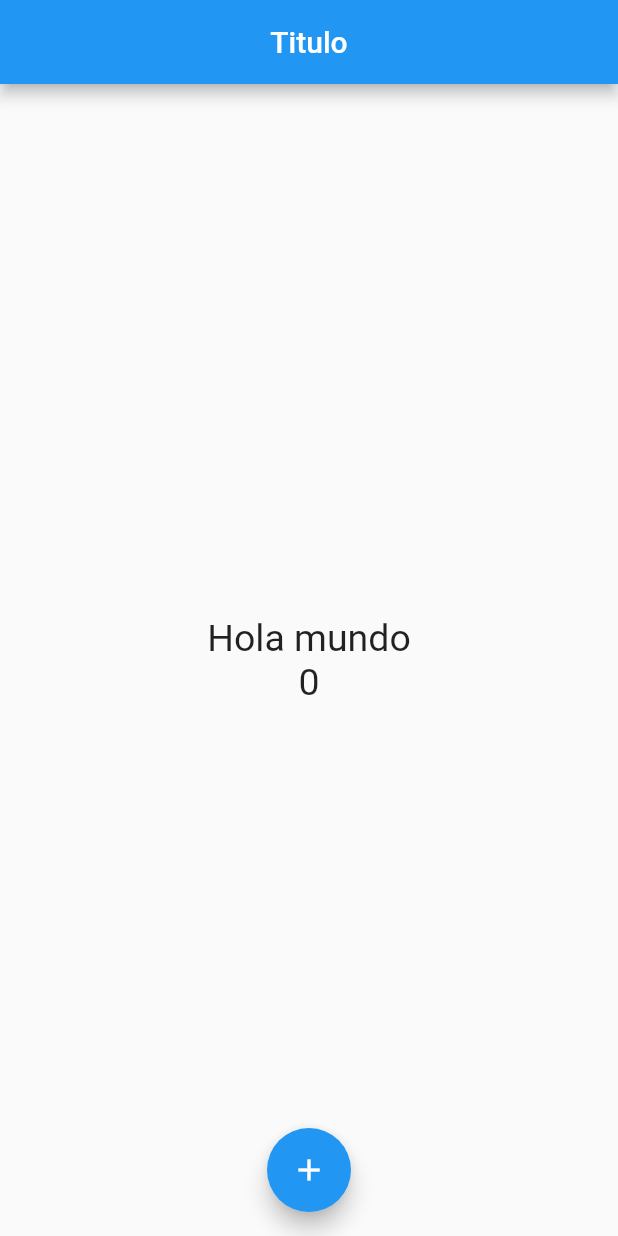
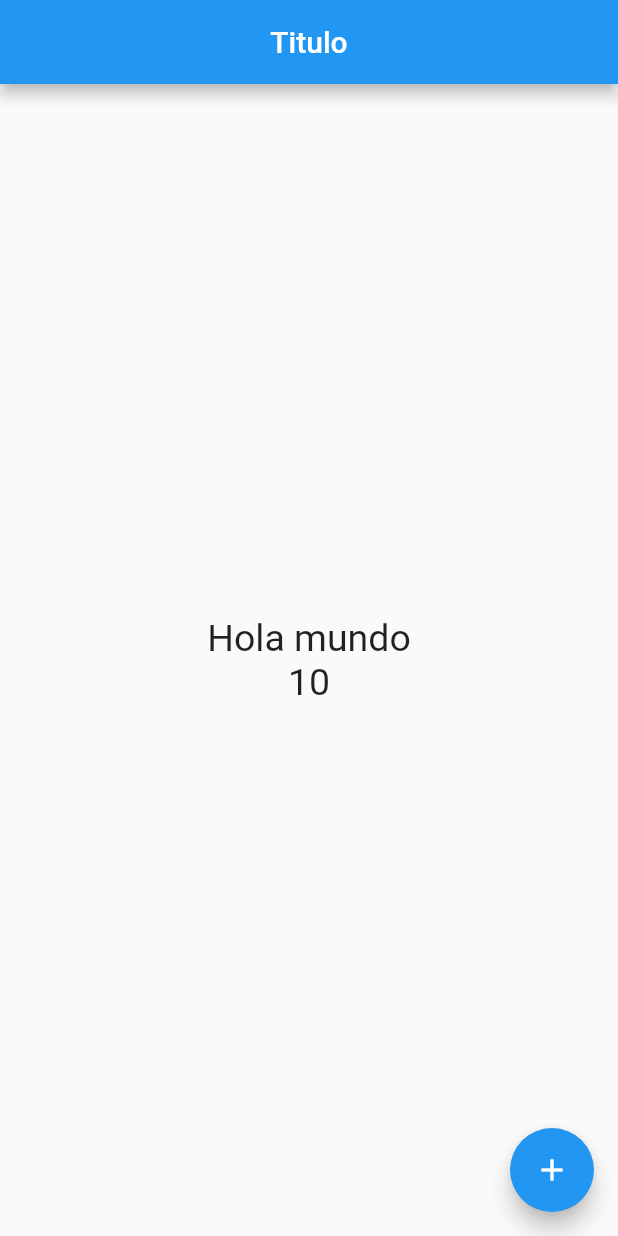
Before and after one commit to goandreus/contador, a Flutter app: the screen it shows after launch, on a phone screen of 412 x 824 dp. Run offline on Flutter 3.47's test engine with Material 2 defaults, Android fonts, the phone set to English and light mode, and no system bars.

Commit message:
contador 01

```diff
--- a/lib/src/pages/home_page.dart
+++ b/lib/src/pages/home_page.dart
@@ -4,6 +4,7 @@ class HomePage extends StatelessWidget {
   //const HomePage({Key key}) : super(key: key);
 
   final estiloTexto = TextStyle(fontSize: 25);
+  final conteo = 10;
 
   @override
   Widget build(BuildContext context) {
@@ -17,10 +18,11 @@ class HomePage extends StatelessWidget {
           mainAxisAlignment: MainAxisAlignment.center,
           children: <Widget>[
            Text('Hola mundo', style: estiloTexto),
-           Text('0',style: estiloTexto)
+           Text('$conteo',style: estiloTexto)
         ],)
         ),
-        floatingActionButtonLocation: FloatingActionButtonLocation.centerFloat,
+        //Cambiar ubicacion
+        //floatingActionButtonLocation: FloatingActionButtonLocation.centerFloat,
         floatingActionButton: FloatingActionButton(
           child: Icon(Icons.add),
           onPressed: (){
```
